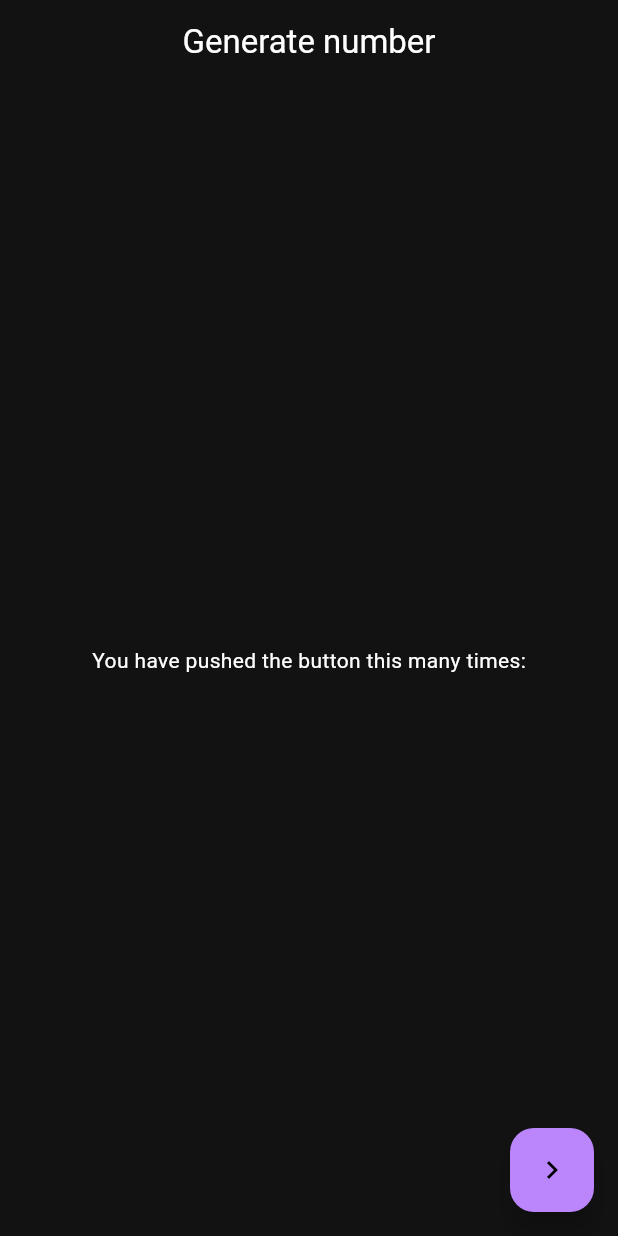
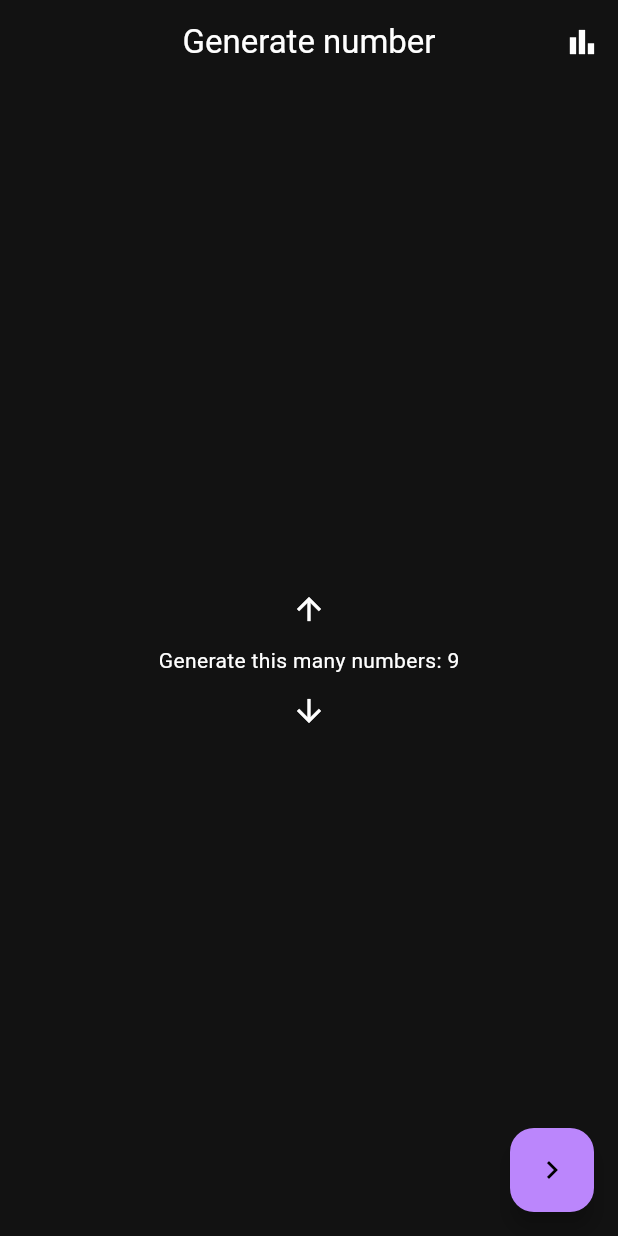
Before and after one commit to Artem-Neludimi/_4_guess_number, a Flutter app: the screen it shows after launch, on a phone screen of 412 x 824 dp. Run offline on Flutter 3.47's test engine with Material 3 defaults, Android fonts, the phone set to English and light mode, and no system bars; our stand-ins replace flutter_bloc.

Commit message:
generated screen

```diff
--- a/lib/home.dart
+++ b/lib/home.dart
@@ -1,4 +1,6 @@
+import 'package:_4_guess_number/generated.dart';
 import 'package:flutter/material.dart';
+import 'package:flutter_bloc/flutter_bloc.dart';
 
 class MyHomePage extends StatefulWidget {
   const MyHomePage({super.key});
@@ -10,26 +12,74 @@ class MyHomePage extends StatefulWidget {
 class _MyHomePageState extends State<MyHomePage> {
   @override
   Widget build(BuildContext context) {
+    final state = context.watch<HomeCubit>().state;
+
     return Scaffold(
       appBar: AppBar(
         centerTitle: true,
         title: const Text('Generate number'),
+        actions: [
+          IconButton(
+            onPressed: () {},
+            icon: const Icon(Icons.bar_chart),
+          ),
+        ],
       ),
-      body: const Center(
+      body: Center(
         child: Column(
           mainAxisAlignment: MainAxisAlignment.center,
-          children: <Widget>[
-            Text(
-              'You have pushed the button this many times:',
+          children: [
+            IconButton(
+              onPressed: () {
+                context.read<HomeCubit>().increment();
+              },
+              icon: const Icon(Icons.arrow_upward),
+            ),
+            Text('Generate this many numbers: ${state.number}'),
+            IconButton(
+              onPressed: () {
+                context.read<HomeCubit>().decrement();
+              },
+              icon: const Icon(Icons.arrow_downward),
             ),
           ],
         ),
       ),
       floatingActionButton: FloatingActionButton(
-        onPressed: () {},
+        onPressed: () => Navigator.of(context).push(MaterialPageRoute(
+            builder: (_) => BlocProvider.value(value: context.read<HomeCubit>(), child: const GeneratedPage()))),
         tooltip: 'Increment',
         child: const Icon(Icons.chevron_right),
       ),
     );
   }
 }
+
+class HomeCubit extends Cubit<HomeState> {
+  HomeCubit() : super(HomeState());
+
+  void increment() {
+    emit(state.copyWith(number: state.number + 1));
+  }
+
+  void decrement() {
+    if (state.number <= 9) return;
+    emit(state.copyWith(number: state.number - 1));
+  }
+}
+
+class HomeState {
+  HomeState({
+    this.number = 9,
+  });
+
+  final int number;
+
+  HomeState copyWith({
+    int? number,
+  }) {
+    return HomeState(
+      number: number ?? this.number,
+    );
+  }
+}
--- a/lib/main.dart
+++ b/lib/main.dart
@@ -1,4 +1,5 @@
 import 'package:flutter/material.dart';
+import 'package:flutter_bloc/flutter_bloc.dart';
 
 import 'home.dart';
 
@@ -15,7 +16,10 @@ class MyApp extends StatelessWidget {
       debugShowCheckedModeBanner: false,
       title: 'Flutter Demo',
       theme: ThemeData(colorScheme: const ColorScheme.dark()),
-      home: const MyHomePage(),
+      home: BlocProvider(
+        create: (context) => HomeCubit(),
+        child: const MyHomePage(),
+      ),
     );
   }
 }
--- a/pubspec.yaml
+++ b/pubspec.yaml
@@ -35,6 +35,7 @@ dependencies:
   # The following adds the Cupertino Icons font to your application.
   # Use with the CupertinoIcons class for iOS style icons.
   cupertino_icons: ^1.0.2
+  flutter_bloc: ^8.1.3
 
 dev_dependencies:
   flutter_test:
```
Also changed, not shown: lib/generated.dart (added, +61 -0 lines), pubspec.lock.
